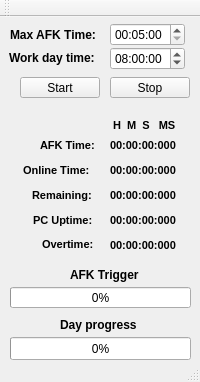
Above: mainwindow.ui from altucor/Time-Tracking-Assistant before the change. Below: the same form after it.
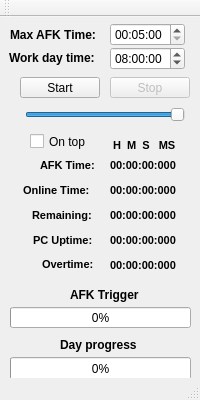
That is the form after the change.

Commit message: Added new features opacity slider and on top checkbox, also resetting screen values when clicked stop button

The edit to the form file:
```diff
--- a/mainwindow.ui
+++ b/mainwindow.ui
@@ -7,7 +7,7 @@
     <x>0</x>
     <y>0</y>
     <width>200</width>
-    <height>382</height>
+    <height>400</height>
    </rect>
   </property>
   <property name="windowTitle">
@@ -48,7 +48,7 @@
     <property name="geometry">
      <rect>
       <x>110</x>
-      <y>100</y>
+      <y>120</y>
       <width>95</width>
       <height>16</height>
      </rect>
@@ -99,6 +99,9 @@
     </property>
    </widget>
    <widget class="QPushButton" name="pushButton_Stop">
+    <property name="enabled">
+     <bool>false</bool>
+    </property>
     <property name="geometry">
      <rect>
       <x>110</x>
@@ -115,7 +118,7 @@
     <property name="geometry">
      <rect>
       <x>10</x>
-      <y>270</y>
+      <y>290</y>
       <width>181</width>
       <height>21</height>
      </rect>
@@ -131,7 +134,7 @@
     <property name="geometry">
      <rect>
       <x>40</x>
-      <y>120</y>
+      <y>140</y>
       <width>65</width>
       <height>16</height>
      </rect>
@@ -152,7 +155,7 @@
     <property name="geometry">
      <rect>
       <x>23</x>
-      <y>145</y>
+      <y>165</y>
       <width>82</width>
       <height>16</height>
      </rect>
@@ -173,7 +176,7 @@
     <property name="geometry">
      <rect>
       <x>32</x>
-      <y>170</y>
+      <y>190</y>
       <width>73</width>
       <height>16</height>
      </rect>
@@ -194,7 +197,7 @@
     <property name="geometry">
      <rect>
       <x>110</x>
-      <y>120</y>
+      <y>140</y>
       <width>84</width>
       <height>16</height>
      </rect>
@@ -215,7 +218,7 @@
     <property name="geometry">
      <rect>
       <x>110</x>
-      <y>145</y>
+      <y>165</y>
       <width>84</width>
       <height>16</height>
      </rect>
@@ -236,7 +239,7 @@
     <property name="geometry">
      <rect>
       <x>110</x>
-      <y>170</y>
+      <y>190</y>
       <width>84</width>
       <height>16</height>
      </rect>
@@ -304,7 +307,7 @@
     <property name="geometry">
      <rect>
       <x>33</x>
-      <y>195</y>
+      <y>215</y>
       <width>73</width>
       <height>16</height>
      </rect>
@@ -325,7 +328,7 @@
     <property name="geometry">
      <rect>
       <x>110</x>
-      <y>195</y>
+      <y>215</y>
       <width>84</width>
       <height>16</height>
      </rect>
@@ -346,7 +349,7 @@
     <property name="geometry">
      <rect>
       <x>70</x>
-      <y>250</y>
+      <y>270</y>
       <width>75</width>
       <height>16</height>
      </rect>
@@ -366,7 +369,7 @@
     <property name="geometry">
      <rect>
       <x>10</x>
-      <y>320</y>
+      <y>340</y>
       <width>181</width>
       <height>23</height>
      </rect>
@@ -379,7 +382,7 @@
     <property name="geometry">
      <rect>
       <x>60</x>
-      <y>300</y>
+      <y>320</y>
       <width>88</width>
       <height>16</height>
      </rect>
@@ -399,7 +402,7 @@
     <property name="geometry">
      <rect>
       <x>110</x>
-      <y>220</y>
+      <y>240</y>
       <width>84</width>
       <height>16</height>
      </rect>
@@ -420,7 +423,7 @@
     <property name="geometry">
      <rect>
       <x>42</x>
-      <y>219</y>
+      <y>239</y>
       <width>63</width>
       <height>16</height>
      </rect>
@@ -437,6 +440,44 @@
      <string>Overtime:</string>
     </property>
    </widget>
+   <widget class="QCheckBox" name="checkBox_onTop">
+    <property name="geometry">
+     <rect>
+      <x>30</x>
+      <y>115</y>
+      <width>72</width>
+      <height>19</height>
+     </rect>
+    </property>
+    <property name="text">
+     <string>On top</string>
+    </property>
+   </widget>
+   <widget class="QSlider" name="horizontalSlider_opacity">
+    <property name="geometry">
+     <rect>
+      <x>25</x>
+      <y>90</y>
+      <width>160</width>
+      <height>16</height>
+     </rect>
+    </property>
+    <property name="whatsThis">
+     <string>Window opacity</string>
+    </property>
+    <property name="minimum">
+     <number>5</number>
+    </property>
+    <property name="maximum">
+     <number>100</number>
+    </property>
+    <property name="value">
+     <number>100</number>
+    </property>
+    <property name="orientation">
+     <enum>Qt::Horizontal</enum>
+    </property>
+   </widget>
   </widget>
   <widget class="QToolBar" name="mainToolBar">
    <attribute name="toolBarArea">
```
The commit also changes 2 other files.
